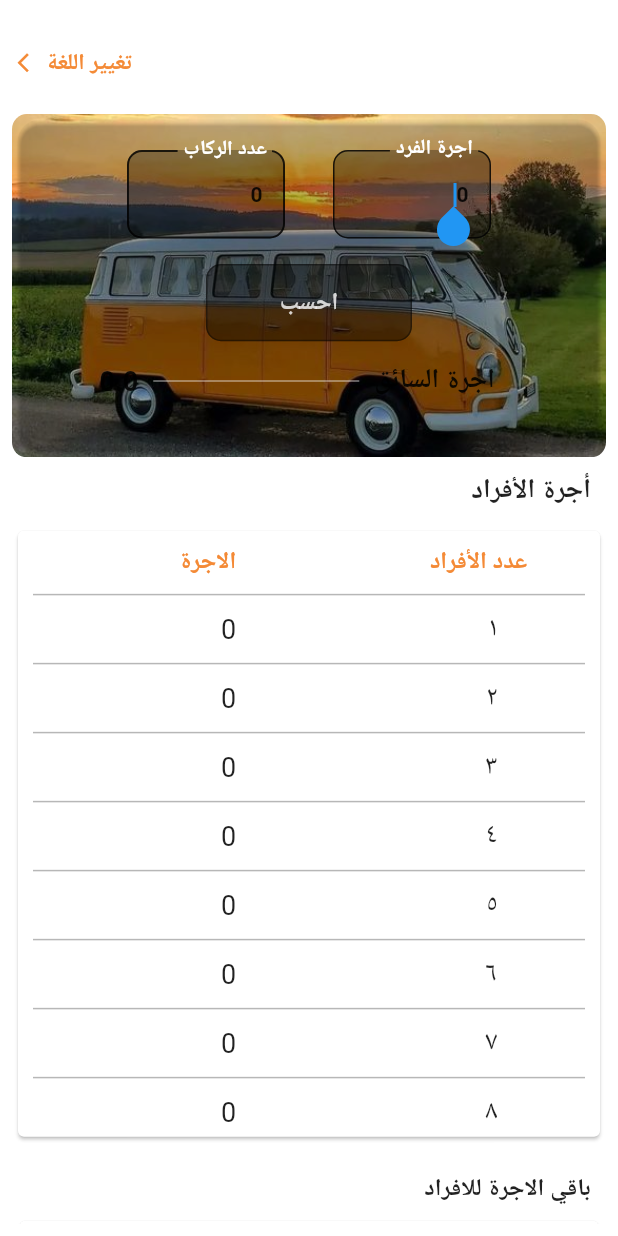
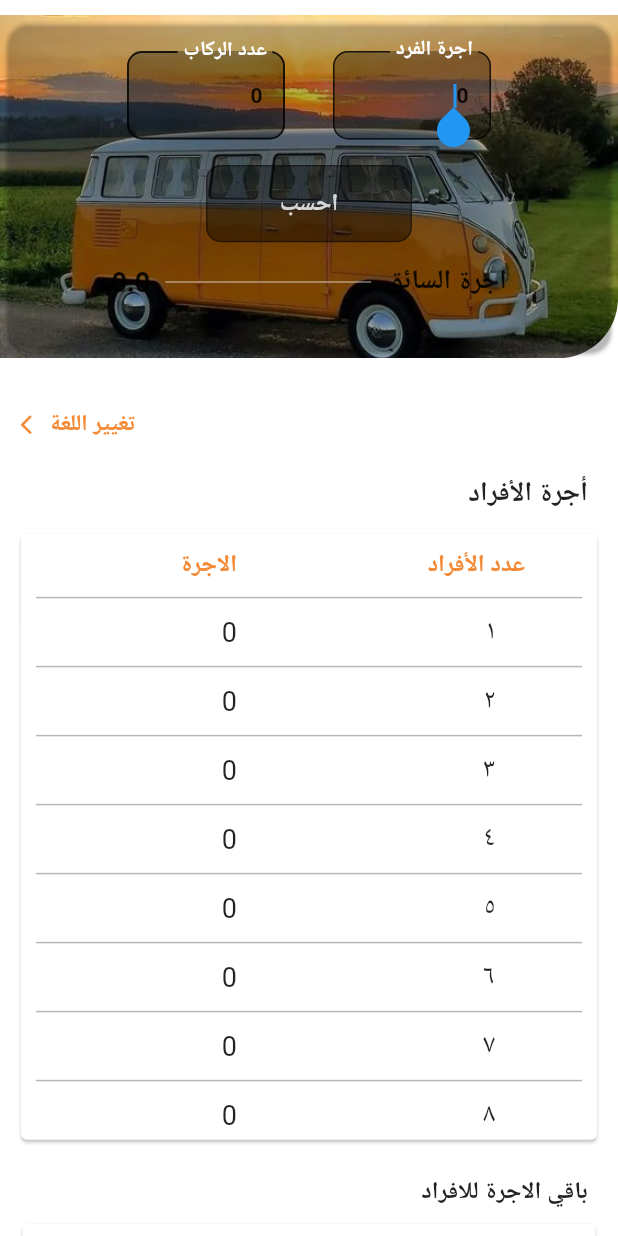
Before and after one commit to Manar-Emad/Ogrity, a Flutter app: the HomeScreen screen opened directly, on a phone screen of 412 x 824 dp. Run offline on Flutter 3.47's test engine with Material 2 defaults, Android fonts, the phone set to English and light mode, and no system bars; our stand-ins replace bloc, flutter_bloc, shared_preferences, smooth_page_indicator; accounts and stored records are empty.

Commit message:
_change design_

```diff
--- a/lib/modules/home_screen.dart
+++ b/lib/modules/home_screen.dart
@@ -46,37 +46,9 @@ class _HomeScreenState extends State<HomeScreen> {
   @override
   Widget build(BuildContext context) {
     return Scaffold(
-      body: Padding(
-        padding: const EdgeInsets.all(8.0),
-        child: SingleChildScrollView(
+      body: SingleChildScrollView(
           child: Column(
-            crossAxisAlignment: CrossAxisAlignment.start,
             children: [
-              Padding(
-                padding: const EdgeInsets.only(top: 10),
-                child: Row(
-                  children: [
-                    const Spacer(),
-                    TextButton(
-                      onPressed: () {
-                        navigateTo(context, const LanguageScreen());
-                      },
-                      child: Text(
-                        AppLocalization.of(context)!
-                            .translate('change_language')!,
-                        style: const TextStyle(
-                            color: primaryColor,
-                            fontWeight: FontWeight.bold),
-                      ),
-                    ),
-                    const Icon(
-                      Icons.arrow_forward_ios,
-                      color: primaryColor,
-                      size: 15,
-                    ),
-                  ],
-                ),
-              ),
               Form(
                 key: formKey,
                 child: Padding(
@@ -86,11 +58,11 @@ class _HomeScreenState extends State<HomeScreen> {
                     child: Stack(
                       children: [
                         Container(
-                            decoration:  BoxDecoration(
-                                borderRadius: BorderRadius.circular(
-                                  10.0,
+                          decoration:  const BoxDecoration(
+                            borderRadius:  BorderRadius.only(
+                              bottomRight: Radius.circular(40),
                             ),
-                                image:  const DecorationImage(
+                            image:  DecorationImage(
                               image:  AssetImage('assets/images/2.jpg',),
                               fit: BoxFit.cover,
                             ),
@@ -204,9 +176,42 @@ class _HomeScreenState extends State<HomeScreen> {
                           ),
                         ),
                       ],
-                      ),),
                     ),
                   ),
+                ),
+              ),
+              Padding(
+                padding: const EdgeInsets.all(10.0),
+                child: Column(
+                  crossAxisAlignment: CrossAxisAlignment.start,
+                  children: [
+
+                    Padding(
+                      padding: const EdgeInsets.only(top: 10),
+                      child: Row(
+                        children: [
+                          const Spacer(),
+                          TextButton(
+                            onPressed: () {
+                              navigateTo(context, const LanguageScreen());
+                            },
+                            child: Text(
+                              AppLocalization.of(context)!
+                                  .translate('change_language')!,
+                              style: const TextStyle(
+                                  color: primaryColor,
+                                  fontWeight: FontWeight.bold),
+                            ),
+                          ),
+                          const Icon(
+                            Icons.arrow_forward_ios,
+                            color: primaryColor,
+                            size: 15,
+                          ),
+                        ],
+                      ),
+                    ),
+
                     Padding(
                       padding:
                           const EdgeInsets.only(top: 10, right: 10, left: 10),
@@ -386,6 +391,8 @@ class _HomeScreenState extends State<HomeScreen> {
                   ],
                 ),
               ),
+            ],
+          ),
         ),
     );
   }
```
Lines whose indentation alone changed are shown as unchanged.
